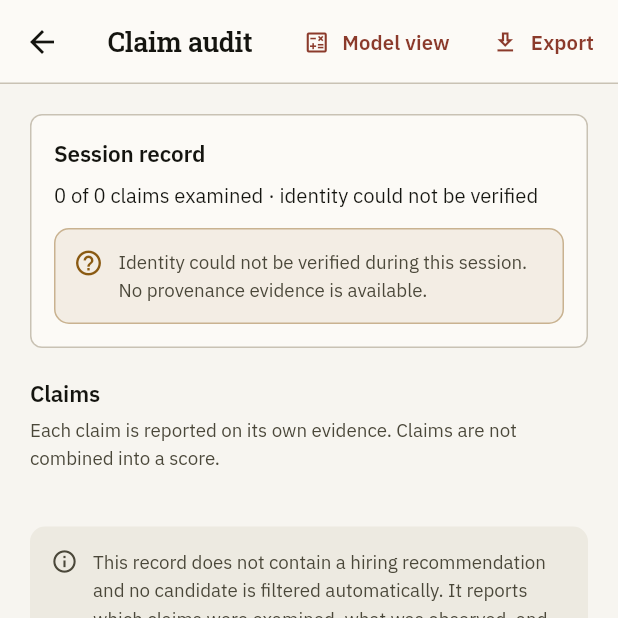
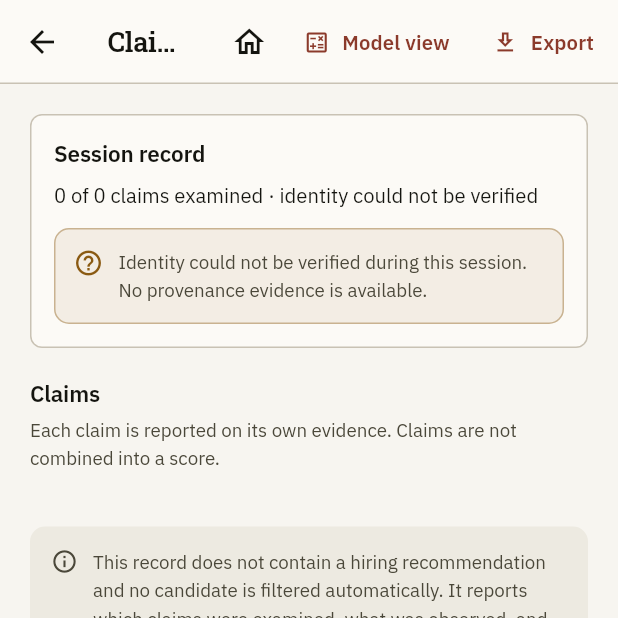
Before and after one commit to devesh-386/cognihire-, a Flutter app: the ClaimAuditScreen screen opened directly with empty values, on a phone screen of 412 x 824 dp, the top half of it. Run offline on Flutter 3.47's test engine with Material 3 defaults, Android fonts, the phone set to English and light mode, and no system bars; our stand-ins replace csv, file_picker, google_fonts, supabase_flutter; missing offline and left inert: mailer; accounts and stored records are empty.

Commit message:
Add a home shortcut to pushed screens
Candidate profile -> claim audit -> evidence graph is a four-deep push
stack with no way to leave from the middle except tapping back
repeatedly. HomeAppBarAction (ui/patterns.dart) pops straight to the
shell in one tap; wired into the five screens actually reached by
multi-level pushes. Shell destinations and the standalone apply page
are already home, so they're left alone.

Co-Authored-By: Claude Sonnet 5 <noreply@anthropic.com>

```diff
--- a/lib/features/audit/claim_audit_screen.dart
+++ b/lib/features/audit/claim_audit_screen.dart
@@ -11,6 +11,7 @@ import '../../core/graph/graph_from_audit.dart';
 import '../../core/ml/decision_from_audit.dart';
 import '../../core/ml/sufficiency_model.dart';
 import '../../core/ml/synthetic_sufficiency_dataset.dart';
+import '../../ui/patterns.dart';
 import '../graph/evidence_graph_screen.dart';
 import '../reviewer/model_decision_screen.dart';
 
@@ -80,6 +81,7 @@ class ClaimAuditScreen extends StatelessWidget {
       appBar: AppBar(
         title: const Text('Claim audit'),
         actions: [
+          const HomeAppBarAction(),
           TextButton.icon(
             onPressed: () => _openModelDecision(context),
             icon: const Icon(Icons.calculate_outlined, size: 18),
--- a/lib/features/candidates/candidates_screen.dart
+++ b/lib/features/candidates/candidates_screen.dart
@@ -569,6 +569,7 @@ class _CandidateProfileScreenState extends State<CandidateProfileScreen> {
       appBar: AppBar(
         title: Text(widget.group.label),
         actions: [
+          const HomeAppBarAction(),
           if (widget.group.sessions.length > 1)
             PopupMenuButton<String>(
               tooltip: 'Choose which session to view',
--- a/lib/features/graph/evidence_graph_screen.dart
+++ b/lib/features/graph/evidence_graph_screen.dart
@@ -2,6 +2,7 @@ import 'package:flutter/material.dart';
 
 import '../../core/design/app_theme.dart';
 import '../../core/graph/evidence_graph.dart';
+import '../../ui/patterns.dart';
 import 'graph_layout.dart';
 
 /// The evidence graph for one claim, rendered as a node-link diagram.
@@ -60,6 +61,7 @@ class _EvidenceGraphScreenState extends State<EvidenceGraphScreen> {
     return Scaffold(
       appBar: AppBar(
         title: const Text('Evidence graph'),
+        actions: const [HomeAppBarAction()],
         bottom: widget.claimText == null
             ? null
             : PreferredSize(
--- a/lib/features/interview_sessions/interview_sessions_screen.dart
+++ b/lib/features/interview_sessions/interview_sessions_screen.dart
@@ -316,7 +316,10 @@ class _InterviewSessionDetailScreenState
     final session = widget.session;
 
     return Scaffold(
-      appBar: AppBar(title: Text(session.roleTitle)),
+      appBar: AppBar(
+        title: Text(session.roleTitle),
+        actions: const [HomeAppBarAction()],
+      ),
       body: ShellPage(
         title: session.roleTitle,
         subtitle: 'Candidate ${session.candidateId} · ${session.status}',
--- a/lib/features/reviewer/model_decision_screen.dart
+++ b/lib/features/reviewer/model_decision_screen.dart
@@ -3,6 +3,7 @@ import 'package:flutter/material.dart';
 import '../../core/design/app_theme.dart';
 import '../../core/ml/decision_guards.dart';
 import '../../core/ml/explanation_templater.dart';
+import '../../ui/patterns.dart';
 import '../../ui/tokens.dart';
 
 /// One model decision, laid out for a human reviewer — Phase 3.5.
@@ -45,6 +46,7 @@ class ModelDecisionScreen extends StatelessWidget {
     return Scaffold(
       appBar: AppBar(
         title: const Text('Model decision'),
+        actions: const [HomeAppBarAction()],
         bottom: claimText == null
             ? null
             : PreferredSize(
--- a/lib/ui/patterns.dart
+++ b/lib/ui/patterns.dart
@@ -1492,3 +1492,27 @@ class PageSection extends StatelessWidget {
     );
   }
 }
+
+/// An AppBar action that returns straight to the shell in one tap.
+///
+/// Flutter already gives a pushed route's AppBar a back arrow for free — this
+/// is not that. It exists for the stacks this app actually has (Candidates →
+/// profile → claim audit → evidence graph is four deep), where "back" only
+/// undoes one push at a time and there is no way to leave from the middle of
+/// the stack without tapping back repeatedly. `popUntil(isFirst)` is a no-op
+/// on a screen that has nothing above the shell to pop, so it is safe to place
+/// on every pushed screen uniformly rather than reasoning about depth per call
+/// site.
+class HomeAppBarAction extends StatelessWidget {
+  const HomeAppBarAction({super.key});
+
+  @override
+  Widget build(BuildContext context) {
+    return IconButton(
+      onPressed: () =>
+          Navigator.of(context).popUntil((route) => route.isFirst),
+      tooltip: 'Back to home',
+      icon: const Icon(Icons.home_outlined),
+    );
+  }
+}
```
